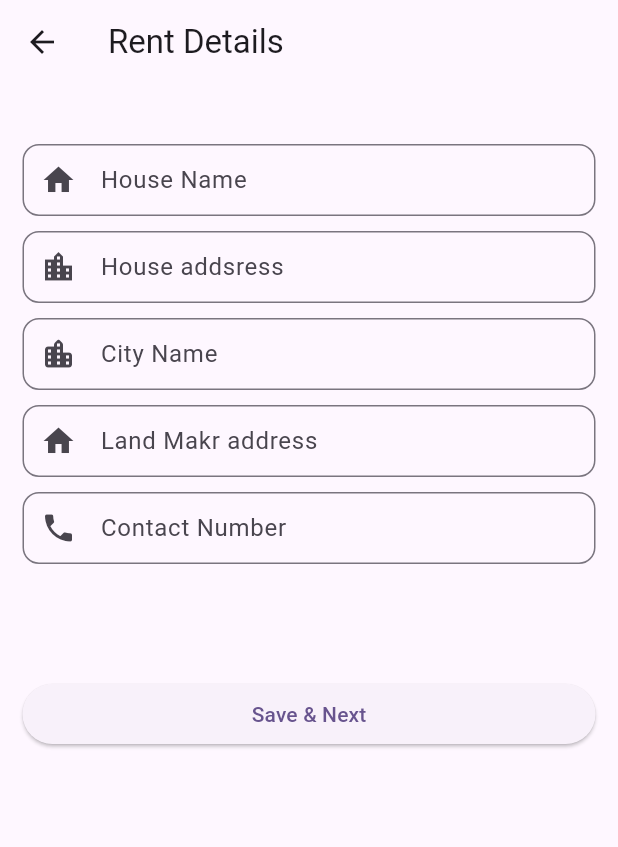
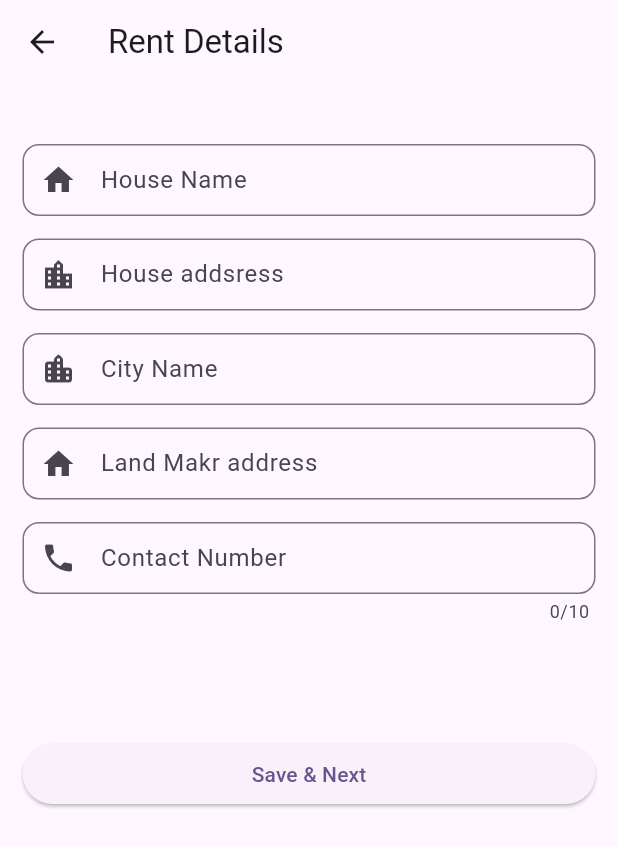
Before and after one commit to Manishs2261/PgRoomApp-Appixo-, a Flutter app: the RentDetailsScsreen screen opened by its route, on a phone screen of 412 x 824 dp. Shown: the top 847 px of the screen. Run offline on Flutter 3.47's test engine with Material 2 defaults, Android fonts, the phone set to English and light mode, and no system bars; our stand-ins replace cached_network_image, cloud_firestore, firebase_auth, firebase_core, firebase_storage, flutter_rating_bar and 6 more; missing offline and left inert: dart:ffi, email_otp; accounts and stored records are empty; generated files the repository leaves out were written again.

Commit message:
manage code

```diff
--- a/lib/src/uitels/widgets/my_text_form_field.dart
+++ b/lib/src/uitels/widgets/my_text_form_field.dart
@@ -14,6 +14,8 @@ class MyTextFormWedgit extends StatelessWidget {
      this.contentPadding,
      this.isCollapsed = false,
      this.isDense = false,
+     this.maxLength,
+     required this.textKeyBoard,
 
   });
 
@@ -25,14 +27,18 @@ class MyTextFormWedgit extends StatelessWidget {
   bool  isDense;
   TextEditingController? controller;
    String? Function(String?)? validator;
+   int ? maxLength;
+   TextInputType textKeyBoard;
 
 
 
    @override
   Widget build(BuildContext context) {
     return TextFormField(
+
+      maxLength: maxLength,
       controller: controller,
-      keyboardType: TextInputType.text,
+      keyboardType: textKeyBoard,
       decoration: InputDecoration(
           border: OutlineInputBorder(
               borderRadius: borderRadius),
--- a/lib/src/view/rent_form_screen/charges_and_door_timing/charges_and_door_timing_screen.dart
+++ b/lib/src/view/rent_form_screen/charges_and_door_timing/charges_and_door_timing_screen.dart
@@ -23,7 +23,7 @@ class ChargesAndDoorTime extends StatelessWidget {
         appBar: AppBar(),
         body: SingleChildScrollView(
           child: Padding(
-            padding: const EdgeInsets.only(left: 15, right: 15, top: 10),
+            padding: const EdgeInsets.only(left: 25, right: 15, top: 10),
             child: SingleChildScrollView(
               child: Column(
                 crossAxisAlignment: CrossAxisAlignment.start,
@@ -127,6 +127,7 @@ class ChargesAndDoorTime extends StatelessWidget {
                               child: Padding(
                               padding: const EdgeInsets.all(10.0),
                               child: MyTextFormWedgit(
+                                textKeyBoard: TextInputType.text,
                                 controller: controller.restrictedController.value,
                                 hintText: "Enter at time",
                                 lableText: "Time",
--- a/lib/src/view/rent_form_screen/permission/permission_screen.dart
+++ b/lib/src/view/rent_form_screen/permission/permission_screen.dart
@@ -29,7 +29,7 @@ class PermissioinScreen extends StatelessWidget {
     return Scaffold(
       appBar: AppBar(),
       body: Padding(
-        padding: const EdgeInsets.only(left: 20, right: 15),
+        padding: const EdgeInsets.only(left: 25, right: 15),
         child: SingleChildScrollView(
           child: Column(
             crossAxisAlignment: CrossAxisAlignment.start,
--- a/lib/src/view/rent_form_screen/provide_facilites/provide_facilites_screen.dart
+++ b/lib/src/view/rent_form_screen/provide_facilites/provide_facilites_screen.dart
@@ -21,7 +21,7 @@ class ProvideFacilitesScreen extends StatelessWidget {
       appBar: AppBar(),
       body: SingleChildScrollView(
         child: Padding(
-          padding: const EdgeInsets.only(left: 15, right: 15, top: 10),
+          padding: const EdgeInsets.only(left: 25, right: 15, top: 10),
           child: Column(
             crossAxisAlignment: CrossAxisAlignment.start,
             children: [
--- a/lib/src/view/rent_form_screen/rent_details/rent_details_screen.dart
+++ b/lib/src/view/rent_form_screen/rent_details/rent_details_screen.dart
@@ -45,14 +45,16 @@ class RentDetailsScsreen extends StatelessWidget {
                     borderRadius: BorderRadius.circular(11),
                     contentPadding: const EdgeInsets.only(top: 5, left: 10),
                     validator: EmailValidator.validate,
+                    textKeyBoard: TextInputType.text,
                   ),
 
                   const SizedBox(
-                    height: 10,
+                    height: 15,
                   ),
 
                   //==========House Address================
                   MyTextFormWedgit(
+                    textKeyBoard: TextInputType.text,
                     controller: controller.houseAddressController.value,
                     hintText: "House Address",
                     lableText: 'House addsress',
@@ -62,10 +64,11 @@ class RentDetailsScsreen extends StatelessWidget {
                     validator: AddressValidator.validate,
                   ),
                   const SizedBox(
-                    height: 10,
+                    height: 15,
                   ),
                   //===========City Name================
                   MyTextFormWedgit(
+                    textKeyBoard: TextInputType.text,
                     controller: controller.cityNameController.value,
                     hintText: "City Name",
                     lableText: 'City Name',
@@ -75,10 +78,11 @@ class RentDetailsScsreen extends StatelessWidget {
                     validator: CityValidator.validate,
                   ),
                   const SizedBox(
-                    height: 10,
+                    height: 15,
                   ),
                   //============Land Mark address=================
                   MyTextFormWedgit(
+                    textKeyBoard: TextInputType.text,
                     controller: controller.landdMarkController.value,
                     hintText: "Land Mark address",
                     lableText: 'Land Makr address',
@@ -88,11 +92,13 @@ class RentDetailsScsreen extends StatelessWidget {
                     validator: LandMarkValidator.validate,
                   ),
                   const SizedBox(
-                    height: 10,
+                    height: 15,
                   ),
 
                   //==========Contuct Number================
                   MyTextFormWedgit(
+                    textKeyBoard: TextInputType.phone,
+                    maxLength: 10,
                     controller: controller.contactNumberController.value,
                     hintText: "Contact Number",
                     lableText: 'Contact Number',
```
Also changed, not shown: lib/src/view/edit_add_new_home/edit_screen/edit_form_screen.dart (+11 -0 lines), lib/src/view/rent_form_screen/hostel_and_room_type/hostel_and_room_type_screen.dart (+7 -12 lines).
